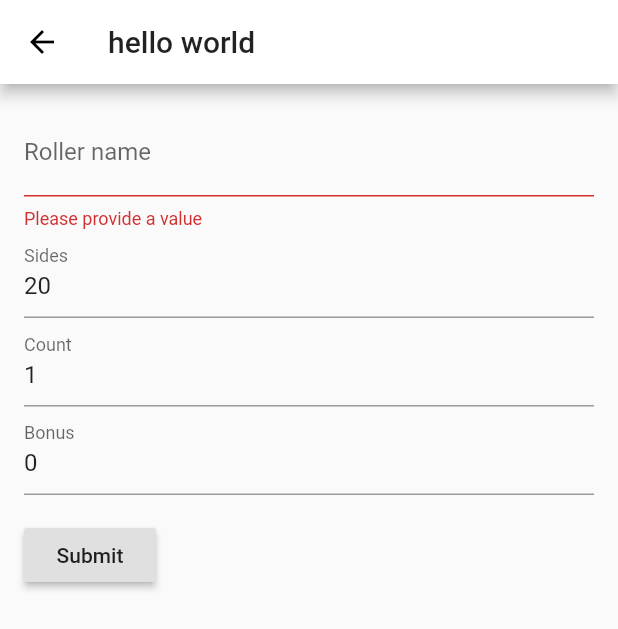
After one commit to sharafian/flutter-dice-roller, a Flutter app: the AddRollerPage screen opened directly, after a tap on "Submit", on a phone screen of 412 x 824 dp. The commit adds this screen. Shown: the top 629 px of the screen. Run offline on Flutter 3.47's test engine with Material 2 defaults, Android fonts, the phone set to English and light mode, and no system bars; our stand-ins replace rxdart.

Commit message:
feat: add roller page

```diff
--- /dev/null
+++ b/lib/add_roller_page.dart
@@ -0,0 +1,130 @@
+import 'package:flutter/material.dart';
+import './rollers_provider.dart';
+import './roller.dart';
+
+class AddRollerForm extends StatefulWidget {
+  @override
+  AddRollerFormState createState() => AddRollerFormState();
+}
+
+class AddRollerFormState extends State<AddRollerForm> {
+  final _formKey = GlobalKey<FormState>();
+
+  List<Widget> _formFields(BuildContext context) {
+    final rollersBloc = RollersProvider.of(context);
+
+    return [
+      TextFormField(
+        validator: (value) {
+          if (value.isEmpty) {
+            return 'Please provide a value';
+          }
+          return null;
+        },
+        decoration: InputDecoration(
+          labelText: 'Roller name',
+          hintText: 'Roller name. Any name will do',
+        ),
+      ),
+
+      TextFormField(
+        initialValue: '20',
+        keyboardType: TextInputType.numberWithOptions(
+          signed: false,
+        ),
+        validator: (value) {
+          if (value.isEmpty) {
+            return 'Please provide a value';
+          }
+          return null;
+        },
+        decoration: InputDecoration(
+          labelText: 'Sides',
+          hintText: 'How many sides does the die have?',
+        ),
+      ),
+
+      TextFormField(
+        initialValue: '1',
+        keyboardType: TextInputType.numberWithOptions(
+          signed: false,
+        ),
+        validator: (value) {
+          if (value.isEmpty) {
+            return 'Please provide a value';
+          }
+          return null;
+        },
+        decoration: InputDecoration(
+          labelText: 'Count',
+          hintText: 'How many dice should be rolled?',
+        ),
+      ),
+
+      TextFormField(
+        initialValue: '0',
+        keyboardType: TextInputType.numberWithOptions(
+          signed: true,
+        ),
+        validator: (value) {
+          if (value.isEmpty) {
+            return 'Please provide a value';
+          }
+          return null;
+        },
+        decoration: InputDecoration(
+          labelText: 'Bonus',
+          hintText: 'What bonus should be added/subtracted from the roll?',
+        ),
+      ),
+
+      Padding(
+        padding: const EdgeInsets.symmetric(vertical: 16.0),
+        child: RaisedButton(
+          child: Text('Submit'),
+          onPressed: () {
+            if (!_formKey.currentState.validate()) {
+              return;
+            }
+
+            rollersBloc.addition.add(Roller(
+              count: 1,
+              sides: 2,
+              bonus: 3,
+            ));
+
+            // We're done with this form
+            Navigator.of(context).pop();
+          },
+        ),
+      ),
+    ];
+  }
+
+  @override
+  Widget build(BuildContext context) {
+    return Form(
+      key: _formKey,
+      child: Column(
+        crossAxisAlignment: CrossAxisAlignment.start,
+        children: _formFields(context),
+      ),
+    );
+  }
+}
+
+class AddRollerPage extends StatelessWidget {
+  @override
+  Widget build(BuildContext context) {
+    return Scaffold(
+      resizeToAvoidBottomPadding: false,
+      appBar: AppBar(
+        title: Text('hello world'),
+      ),
+      body: Padding(
+        padding: const EdgeInsets.all(16.0),
+        child: AddRollerForm(),
+      ),
+    );
+  }
+}
--- a/lib/main.dart
+++ b/lib/main.dart
@@ -9,7 +9,7 @@ class MyApp extends StatelessWidget {
   Widget build(BuildContext context) {
     return RollersProvider(
       child: MaterialApp(
-        title: 'Name Generator',
+        title: 'Dice Roller',
         theme: ThemeData(
           primaryColor: Colors.white,
         ),
--- a/lib/roller_page.dart
+++ b/lib/roller_page.dart
@@ -1,6 +1,7 @@
 import 'package:flutter/material.dart';
 import './roller.dart';
 import './rollers_provider.dart';
+import './add_roller_page.dart';
 
 class RollerPage extends StatelessWidget {
   _showRollDialog (BuildContext context, Roller roller) {
@@ -50,7 +51,7 @@ class RollerPage extends StatelessWidget {
     final rollersBloc = RollersProvider.of(context);
     return Scaffold(
       appBar: AppBar(
-        title: Text('Name Generator')
+        title: Text('Dice Roller')
       ),
       body: StreamBuilder<List<Roller>>(
         stream: rollersBloc.rollers,
@@ -59,6 +60,16 @@ class RollerPage extends StatelessWidget {
           return _buildRollerList(context, snapshot.data);
         }
       ),
+      floatingActionButton: FloatingActionButton(
+        child: Icon(Icons.edit),
+        onPressed: () {
+          Navigator.of(context).push(MaterialPageRoute<void>(
+            builder: (_) {
+              return AddRollerPage();
+            },
+          ));
+        },
+      ),
     );
   }
 }
```
